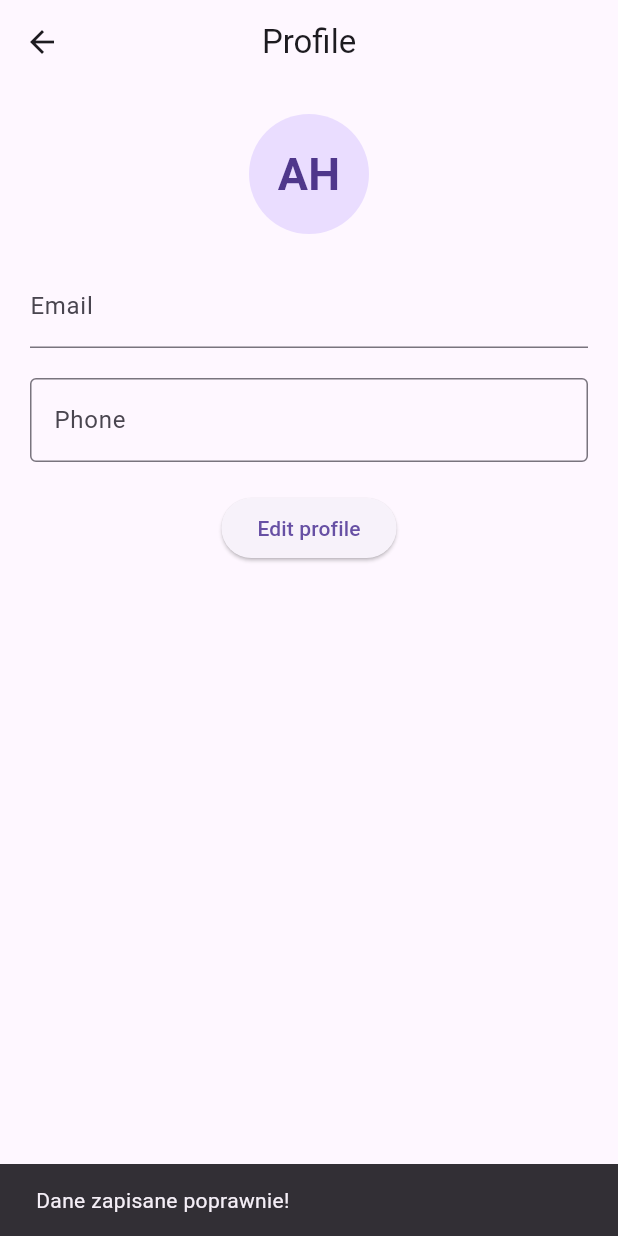
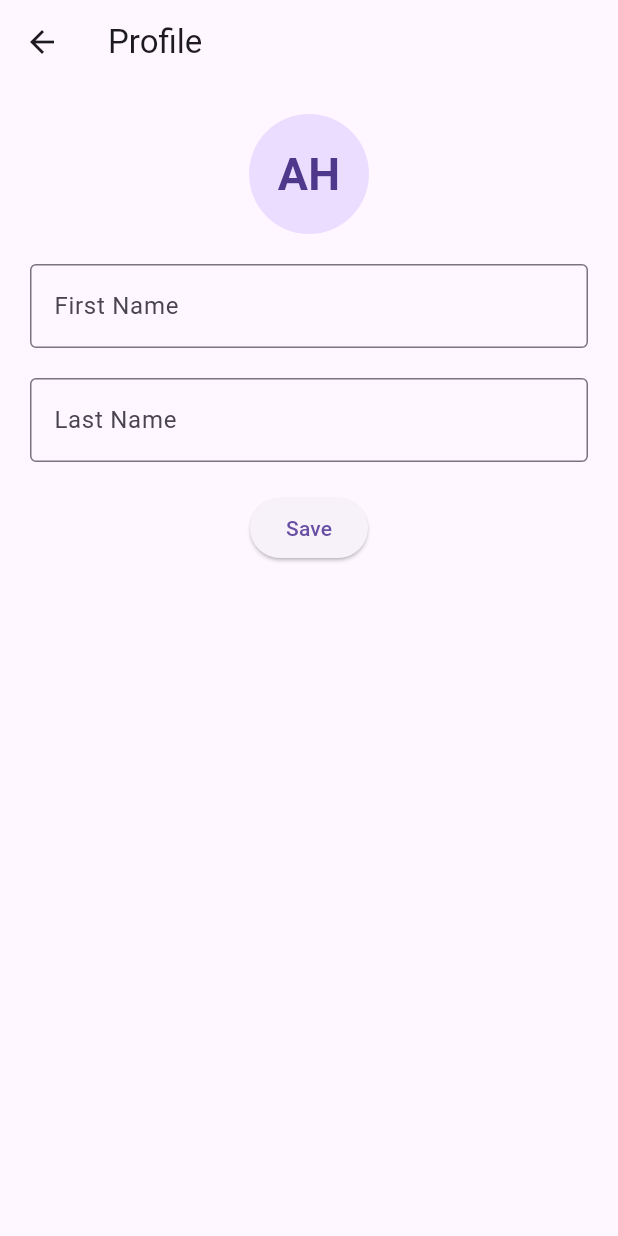
Before and after one commit to rafalzygadlo/flutter, a Flutter app: the ProfilePage screen opened directly, after a tap on "Edit profile", on a phone screen of 412 x 824 dp. Run offline on Flutter 3.47's test engine with Material 3 defaults, Android fonts, the phone set to English and light mode, and no system bars; our stand-ins replace firebase_auth; accounts and stored records are empty.

Commit message:
new profile page and edit page start developing

```diff
--- a/lib/presentation/pages/menu.dart
+++ b/lib/presentation/pages/menu.dart
@@ -1,6 +1,6 @@
 import 'package:flutter/material.dart';
 import 'package:flutter_application_2/presentation/pages/home.dart';
-import 'package:flutter_application_2/presentation/pages/home/profile/profile.dart';
+import 'package:flutter_application_2/presentation/pages/profile/profile.dart';
 
 class MenuPage extends StatefulWidget {
   const MenuPage({super.key});
--- /dev/null
+++ b/lib/presentation/pages/profile/profile.dart
@@ -0,0 +1,67 @@
+
+import 'package:flutter/material.dart';
+import 'package:flutter_application_2/presentation/pages/profile/profile.edit..dart';
+
+class ProfilePage extends StatefulWidget {
+  const ProfilePage({super.key});
+
+  @override
+  ProfilePageState createState() => ProfilePageState();
+}
+
+class ProfilePageState extends State<ProfilePage> {
+
+void _editForm(BuildContext context) {
+
+      Navigator.push(
+                context,
+                MaterialPageRoute(builder: (context) => ProfileEditPage()),
+              );
+
+  }
+
+  @override
+  Widget build(BuildContext context) {
+
+   return Scaffold(
+    appBar: AppBar(
+      title: Text('Profile'),
+      ),
+      body: Center(
+        child:
+      SingleChildScrollView(
+            child:Column(
+              //crossAxisAlignment: CrossAxisAlignment.center,
+            //mainAxisAlignment: MainAxisAlignment.center,
+            children: [
+              CircleAvatar(
+                radius: 40,
+                 child: const Text(
+                  style: TextStyle(
+                    fontWeight: FontWeight.bold,
+                    fontSize: 30
+                  ),
+                  'AH'),
+              ),
+              SizedBox( height: 20),
+              Text('qotsa@op.pl'),
+              SizedBox( height: 20),
+              Text('First Name: Rafal'),
+              Text('Last Name: Zygadlo'),
+              Text('842565'),
+              SizedBox( height: 20),
+              TextButton(
+                onPressed: () => _editForm(context),
+                child: Text('Edit profile'),
+              ),
+
+            ],
+          ),
+        ),
+      ),
+    );
+
+  }
+
+
+  }
--- a/lib/presentation/pages/home/profile/profile.dart
+++ b/lib/presentation/pages/profile/profile.edit..dart
@@ -1,18 +1,18 @@
 
 import 'package:flutter/material.dart';
 
-class ProfilePage extends StatefulWidget {
-  const ProfilePage({super.key});
+class ProfileEditPage extends StatefulWidget {
+  const ProfileEditPage({super.key});
 
   @override
   ProfilePageState createState() => ProfilePageState();
 }
 
-class ProfilePageState extends State<ProfilePage> {
+class ProfilePageState extends State<ProfileEditPage> {
 
-void _submitForm(BuildContext context) {
+void saveForm(BuildContext context) {
 
-      // Jeśli formularz poprawny, pokaż komunikat
+
       ScaffoldMessenger.of(context).showSnackBar(
         SnackBar(content: Text('Dane zapisane poprawnie!')),
       );
@@ -25,7 +25,6 @@ void _submitForm(BuildContext context) {
    return Scaffold(
     appBar: AppBar(
       title: Text('Profile'),
-      centerTitle: true,
       ),
       body: SingleChildScrollView(
         padding: EdgeInsets.all(20),
@@ -45,36 +44,23 @@ void _submitForm(BuildContext context) {
               ),
               SizedBox( height: 20),
               TextFormField(
-                /*controller: _ibanController,*/
-                decoration: InputDecoration(labelText: 'Email'),
-                validator: (value) {
-                  if (value == null || value.isEmpty) {
-                    return 'Podaj numer IBAN';
-                  }
-                  if (!RegExp(r'^[A-Z]{2}\d{18,}$').hasMatch(value)) {
-                    return 'Niepoprawny IBAN';
-                  }
-                  return null;
-                },
+                decoration: InputDecoration(
+                  labelText: 'First Name',
+                  border: OutlineInputBorder(),
+                  ),
+
               ),
               SizedBox( height: 20),
               TextFormField(
-                /*controller: _bankNameController,*/
                 decoration: InputDecoration(
-                  hintText: 'Wpisz swój email', // Wskazówka w środku pola
                   border: OutlineInputBorder(),
-                  labelText: 'Phone'),
-                validator: (value) {
-                  if (value == null || value.isEmpty) {
-                    return 'Podaj nazwę banku';
-                  }
-                  return null;
-                },
+                  labelText: 'Last Name'),
+
               ),
               SizedBox( height: 20),
               ElevatedButton(
-                onPressed: () => _submitForm(context),
-                child: Text('Edit profile'),
+                onPressed: () => saveForm(context),
+                child: Text('Save'),
               ),
             ],
           ),
--- a/lib/presentation/pages/welcome.dart
+++ b/lib/presentation/pages/welcome.dart
@@ -1,5 +1,6 @@
 import 'package:flutter/material.dart';
 import 'package:flutter_application_2/presentation/pages/login.dart';
+import 'package:flutter_application_2/presentation/pages/otp.dart';
 
 class WelcomePage extends StatefulWidget {
   @override
@@ -33,7 +34,7 @@ class WelcomePageState extends State<WelcomePage> {
             onPressed: () {
               Navigator.push(
                 context,
-                MaterialPageRoute(builder: (context) => LoginPage()),
+                MaterialPageRoute(builder: (context) => OtpPage()),
               );
             },
             child: Text('Login'),
```
Also changed, not shown: lib/presentation/pages/home.dart (+6 -10 lines), lib/presentation/pages/otp.dart (added, +47 -0 lines).
